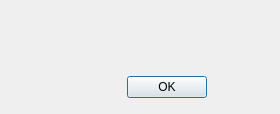
The window that qtwitter-app/ui/twitpicnewphoto.ui (ayoy/qtwitter) describes before a commit, drawn with Qt 5.
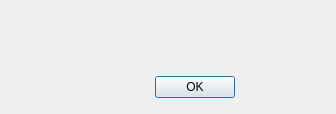
The same window after the commit. Icons and pictures are not drawn.

```diff
--- a/qtwitter-app/ui/twitpicnewphoto.ui
+++ b/qtwitter-app/ui/twitpicnewphoto.ui
@@ -6,7 +6,7 @@
    <rect>
     <x>0</x>
     <y>0</y>
-    <width>280</width>
+    <width>336</width>
     <height>114</height>
    </rect>
   </property>
```
Left out of the diff: 2 changed lines with no effect on the pictures.
